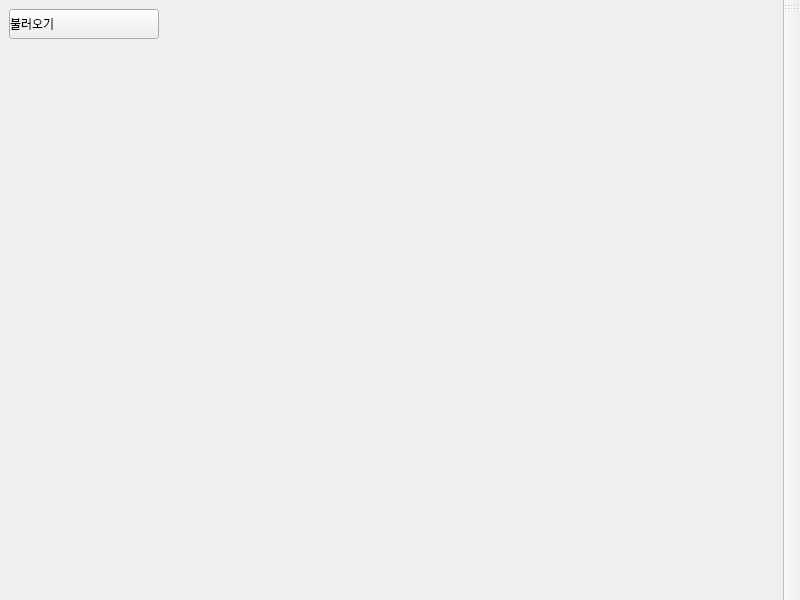
Before: the Qt Designer form ui/main_window.ui in Jhnn22/Qt_pdf_viewer, drawn with Qt 5.
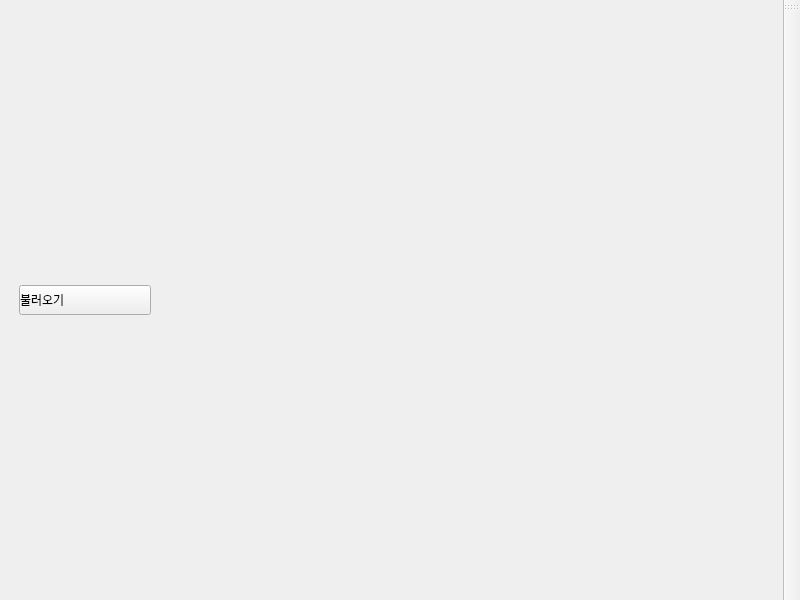
After: the same form once the commit is applied.

```diff
--- a/ui/main_window.ui
+++ b/ui/main_window.ui
@@ -19,7 +19,22 @@
 }</string>
   </property>
   <widget class="QWidget" name="central_widget">
-   <layout class="QHBoxLayout" name="horizontalLayout">
+   <layout class="QHBoxLayout" name="horizontalLayout" stretch="3,17">
+    <property name="spacing">
+     <number>10</number>
+    </property>
+    <property name="leftMargin">
+     <number>10</number>
+    </property>
+    <property name="topMargin">
+     <number>10</number>
+    </property>
+    <property name="rightMargin">
+     <number>10</number>
+    </property>
+    <property name="bottomMargin">
+     <number>10</number>
+    </property>
     <item>
      <widget class="QScrollArea" name="scroll_area">
       <property name="minimumSize">
@@ -30,7 +45,7 @@
       </property>
       <property name="maximumSize">
        <size>
-        <width>150</width>
+        <width>16777215</width>
         <height>16777215</height>
        </size>
       </property>
@@ -51,8 +66,8 @@
         <rect>
          <x>0</x>
          <y>0</y>
-         <width>152</width>
-         <height>561</height>
+         <width>150</width>
+         <height>559</height>
         </rect>
        </property>
        <property name="minimumSize">
@@ -83,49 +98,29 @@
         <property name="bottomMargin">
          <number>0</number>
         </property>
-        <item alignment="Qt::AlignmentFlag::Qt::AlignmentFlag::AlignTop">
+        <item>
          <widget class="QWidget" name="widget" native="true">
           <property name="styleSheet">
            <string notr="true"/>
           </property>
-          <layout class="QVBoxLayout" name="verticalLayout" stretch="0">
-           <property name="spacing">
-            <number>0</number>
-           </property>
-           <property name="leftMargin">
-            <number>0</number>
-           </property>
-           <property name="topMargin">
-            <number>0</number>
-           </property>
-           <property name="rightMargin">
-            <number>0</number>
-           </property>
-           <property name="bottomMargin">
-            <number>0</number>
-           </property>
+          <layout class="QVBoxLayout" name="verticalLayout">
            <item>
-            <layout class="QVBoxLayout" name="vertical_layout">
-             <property name="spacing">
-              <number>0</number>
-             </property>
-             <item alignment="Qt::AlignmentFlag::Qt::AlignmentFlag::AlignTop">
               <widget class="QPushButton" name="load_push_button">
                <property name="sizePolicy">
-                <sizepolicy hsizetype="Fixed" vsizetype="Fixed">
+              <sizepolicy hsizetype="Minimum" vsizetype="Fixed">
                  <horstretch>0</horstretch>
                  <verstretch>0</verstretch>
                 </sizepolicy>
                </property>
                <property name="minimumSize">
                 <size>
-                 <width>150</width>
+               <width>0</width>
                  <height>30</height>
                 </size>
                </property>
                <property name="maximumSize">
                 <size>
-                 <width>150</width>
+               <width>16777215</width>
                  <height>30</height>
                 </size>
                </property>
@@ -135,8 +130,6 @@
               </widget>
              </item>
             </layout>
-           </item>
-          </layout>
          </widget>
         </item>
        </layout>
```
Left out of the diff: 4 changed lines with no effect on the pictures. Lines whose indentation alone changed are shown as unchanged.
